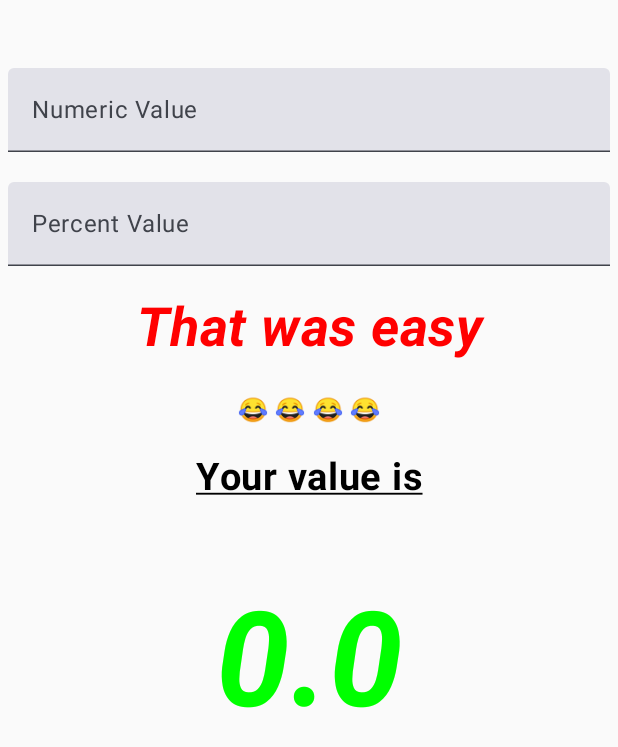
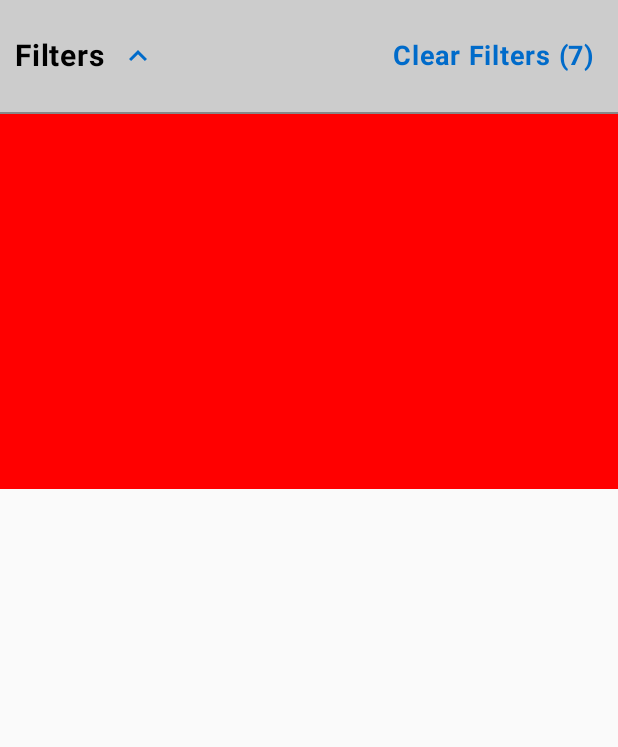
Before and after one commit to MinaSamirCap/BS-Compose-Android, an Android app built with Jetpack Compose: the screen it shows after launch (MainActivity), on a phone screen of 412 x 824 dp. Shown: the top 747 px of the screen. Run offline under Robolectric (Android 15) with nearby library versions, the phone set to English and light mode, and no system bars.

Commit message:
finish header section

```diff
--- a/app/src/main/java/com/mmd/compose_bs_android/MainActivity.kt
+++ b/app/src/main/java/com/mmd/compose_bs_android/MainActivity.kt
@@ -13,6 +13,7 @@ import com.mmd.compose_bs_android.task2.ImageCard
 import com.mmd.compose_bs_android.task3.PlayWithLists
 import com.mmd.compose_bs_android.task4.ButtonNumber
 import com.mmd.compose_bs_android.task4.TipPercentFields
+import com.mmd.compose_bs_android.task5.FilterWithAnimation
 import com.mmd.compose_bs_android.ui.theme.ComposeBSAndroidTheme
 
 class MainActivity : ComponentActivity() {
@@ -37,7 +38,8 @@ fun Main() {
         //ImageCard()
         //PlayWithLists()
         //ButtonNumber()
-        TipPercentFields()
+        //TipPercentFields()
+        FilterWithAnimation()
     }
 }
 
--- /dev/null
+++ b/app/src/main/java/com/mmd/compose_bs_android/task5/ExpnadCollapseIcon.kt
@@ -0,0 +1,40 @@
+package com.mmd.compose_bs_android.task5
+
+import androidx.compose.animation.Crossfade
+import androidx.compose.material.icons.Icons
+import androidx.compose.material.icons.filled.KeyboardArrowDown
+import androidx.compose.material.icons.filled.KeyboardArrowUp
+import androidx.compose.material3.Icon
+import androidx.compose.runtime.Composable
+import androidx.compose.ui.graphics.Color
+import androidx.compose.ui.tooling.preview.Preview
+
+@Composable
+fun ExpandCollapseIcon(isExpanded: Boolean, color: Color) {
+
+    Crossfade(targetState = isExpanded, label = "expandCollapseAnim") { shouldAsExpanded ->
+        // note that it's required to use the value passed by Crossfade
+        // instead of your state value
+        if (shouldAsExpanded) {
+            Icon(
+                Icons.Default.KeyboardArrowUp, contentDescription = null, tint = color
+            )
+        } else {
+            Icon(
+                Icons.Default.KeyboardArrowDown, contentDescription = null, tint = color
+            )
+        }
+    }
+}
+
+@Preview
+@Composable
+fun ExpandCollapseIconPreview() {
+    ExpandCollapseIcon(isExpanded = true, color = Color.Green)
+}
+
+@Preview
+@Composable
+fun ExpandCollapseIconPreview2() {
+    ExpandCollapseIcon(isExpanded = false, color = Color.Green)
+}
--- /dev/null
+++ b/app/src/main/java/com/mmd/compose_bs_android/task5/FilterWithAnimation.kt
@@ -0,0 +1,68 @@
+package com.mmd.compose_bs_android.task5
+
+import androidx.compose.animation.AnimatedVisibility
+import androidx.compose.foundation.background
+import androidx.compose.foundation.layout.Box
+import androidx.compose.foundation.layout.Column
+import androidx.compose.foundation.layout.fillMaxSize
+import androidx.compose.foundation.layout.fillMaxWidth
+import androidx.compose.foundation.layout.height
+import androidx.compose.runtime.Composable
+import androidx.compose.runtime.getValue
+import androidx.compose.runtime.mutableIntStateOf
+import androidx.compose.runtime.mutableStateOf
+import androidx.compose.runtime.remember
+import androidx.compose.runtime.setValue
+import androidx.compose.ui.Modifier
+import androidx.compose.ui.graphics.Color
+import androidx.compose.ui.res.colorResource
+import androidx.compose.ui.tooling.preview.Preview
+import androidx.compose.ui.unit.dp
+import com.mmd.compose_bs_android.R
+
+@Composable
+fun FilterWithAnimation() {
+
+    val scienceBlue = colorResource(id = R.color.science_blue)
+
+    var isExpanded by remember {
+        mutableStateOf(true)
+    }
+
+    var filterCount by remember {
+        mutableIntStateOf(7)
+    }
+
+    Column(
+        modifier = Modifier.fillMaxSize()
+    ) {
+
+        HeaderSection(
+            isExpanded,
+            scienceBlue,
+            filterCount,
+            expandCollapseCallback = {
+                isExpanded = it
+            }, clearFilterCallback = {
+                filterCount = 0
+            })
+
+        AnimatedVisibility(isExpanded) {
+            Box(
+                modifier = Modifier
+                    .fillMaxWidth()
+                    .height(250.dp)
+                    .background(Color.Red)
+            )
+        }
+
+    }
+
+}
+
+
+@Preview
+@Composable
+fun FilterWithAnimationPreview() {
+    FilterWithAnimation()
+}
--- /dev/null
+++ b/app/src/main/java/com/mmd/compose_bs_android/task5/HeaderSection.kt
@@ -0,0 +1,79 @@
+package com.mmd.compose_bs_android.task5
+
+import androidx.compose.foundation.background
+import androidx.compose.foundation.clickable
+import androidx.compose.foundation.layout.Arrangement
+import androidx.compose.foundation.layout.Column
+import androidx.compose.foundation.layout.Row
+import androidx.compose.foundation.layout.Spacer
+import androidx.compose.foundation.layout.fillMaxWidth
+import androidx.compose.foundation.layout.height
+import androidx.compose.foundation.layout.padding
+import androidx.compose.foundation.layout.width
+import androidx.compose.material3.Divider
+import androidx.compose.material3.Text
+import androidx.compose.runtime.Composable
+import androidx.compose.ui.Alignment
+import androidx.compose.ui.Modifier
+import androidx.compose.ui.graphics.Color
+import androidx.compose.ui.text.font.FontWeight
+import androidx.compose.ui.tooling.preview.Preview
+import androidx.compose.ui.unit.dp
+import androidx.compose.ui.unit.sp
+
+
+@Composable
+fun HeaderSection(
+    isExpanded: Boolean,
+    color: Color,
+    filterCount: Int,
+    expandCollapseCallback: ((Boolean) -> Unit)? = null,
+    clearFilterCallback: (() -> Unit)? = null
+) {
+    Column(
+        modifier = Modifier.clickable {
+            expandCollapseCallback?.invoke(!isExpanded)
+        }
+    ) {
+        Row(
+            modifier = Modifier
+                .fillMaxWidth()
+                .background(Color.LightGray)
+                .padding(vertical = 20.dp, horizontal = 10.dp),
+            horizontalArrangement = Arrangement.SpaceBetween,
+            verticalAlignment = Alignment.CenterVertically
+        ) {
+            Row(
+                verticalAlignment = Alignment.CenterVertically
+            ) {
+                Text(text = "Filters", fontWeight = FontWeight.Bold, fontSize = 20.sp)
+                Spacer(modifier = Modifier.width(10.dp))
+                ExpandCollapseIcon(isExpanded, color)
+            }
+            Text(
+                modifier = Modifier
+                    .clickable {
+                        clearFilterCallback?.invoke()
+                    }
+                    .padding(5.dp),
+                text = "Clear Filters ($filterCount)",
+                fontWeight = FontWeight.Bold,
+                fontSize = 18.sp,
+                color = color
+            )
+        }
+        Divider(
+            color = Color.Gray,
+            modifier = Modifier
+                .height(1.dp)
+                .background(Color.DarkGray)
+        )
+
+    }
+}
+
+@Preview
+@Composable
+fun HeaderSectionPreview() {
+    HeaderSection(isExpanded = true, color = Color.Cyan, 8)
+}
--- a/app/src/main/res/values/colors.xml
+++ b/app/src/main/res/values/colors.xml
@@ -7,4 +7,5 @@
     <color name="teal_700">#FF018786</color>
     <color name="black">#FF000000</color>
     <color name="white">#FFFFFFFF</color>
+    <color name="science_blue">#FF006BCA</color>
 </resources>
```
